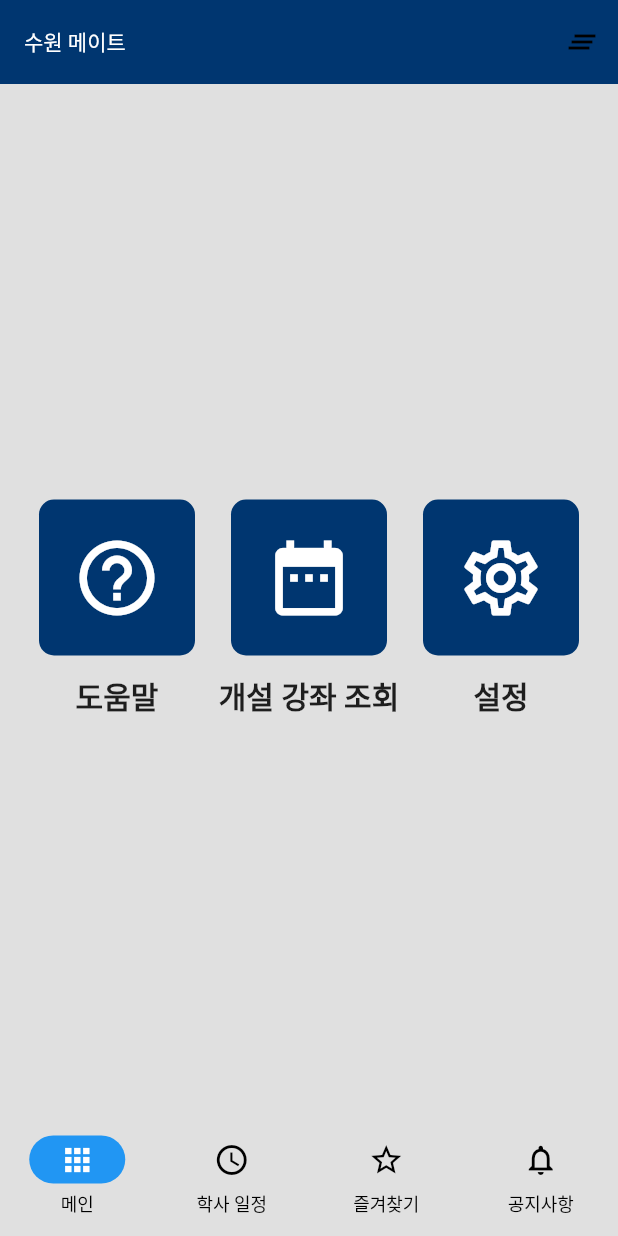
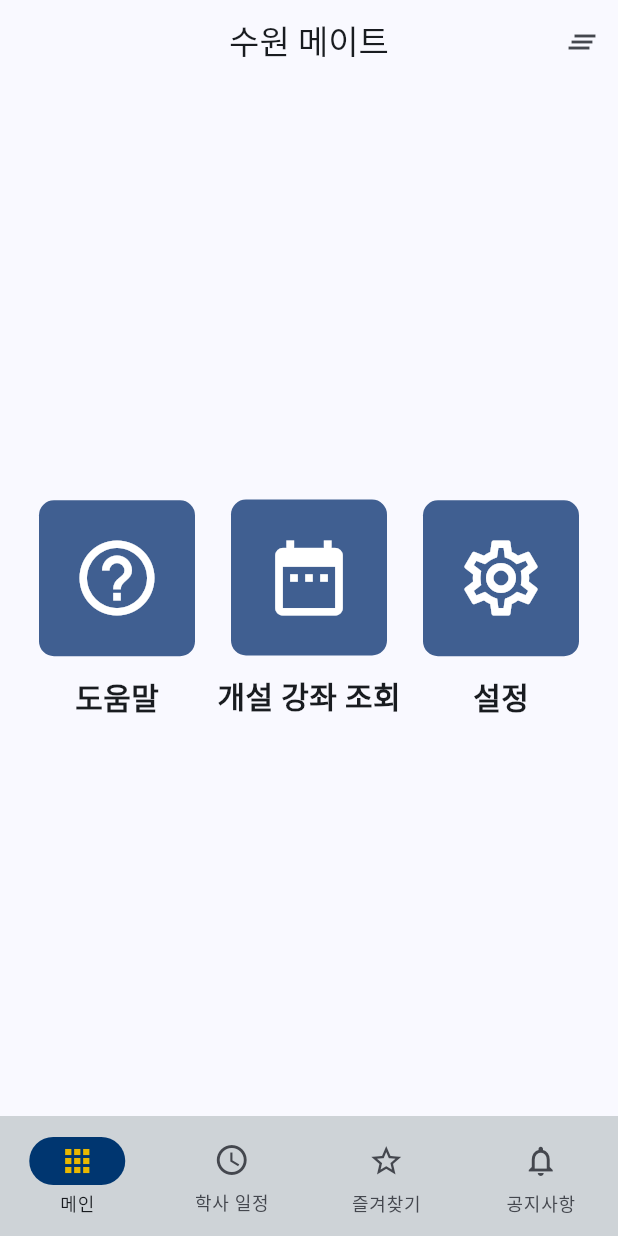
Before and after one commit to sun30812/suwon_mate, a Flutter app: the screen it shows after launch, on a phone screen of 412 x 824 dp. Run offline on Flutter 3.47's test engine with Material 2 defaults, Android fonts, the phone set to English and light mode, and no system bars; our stand-ins replace firebase_core, firebase_database, firebase_remote_config, flutter_html, flutter_riverpod, go_router and 2 more; accounts and stored records are empty.

Commit message:
누락된 디자인 변경사항 적용

```diff
--- a/lib/main.dart
+++ b/lib/main.dart
@@ -1,24 +1,27 @@
 import 'dart:convert';
+
 import 'package:firebase_core/firebase_core.dart';
 import 'package:firebase_remote_config/firebase_remote_config.dart';
+import 'package:flutter/foundation.dart';
 import 'package:flutter/material.dart';
 import 'package:flutter/services.dart';
 import 'package:flutter_riverpod/flutter_riverpod.dart';
+import 'package:go_router/go_router.dart';
 import 'package:shared_preferences/shared_preferences.dart';
 import 'package:suwon_mate/help.dart';
+import 'package:suwon_mate/information/notice_detail_page.dart';
 import 'package:suwon_mate/information/notice_page.dart';
-import 'package:suwon_mate/information/notice_detail_page.dart';
 import 'package:suwon_mate/model/class_info.dart';
 import 'package:suwon_mate/model/notice.dart';
 import 'package:suwon_mate/schedule.dart';
 import 'package:suwon_mate/settings.dart';
 import 'package:suwon_mate/subjects/favorite_subject.dart';
 import 'package:suwon_mate/subjects/search.dart';
+
 import 'firebase_options.dart';
 import 'styles/style_widget.dart';
 import 'subjects/open_class.dart';
 import 'subjects/open_class_info.dart';
-import 'package:go_router/go_router.dart';
 
 void main() async {
   WidgetsFlutterBinding.ensureInitialized();
@@ -103,16 +106,19 @@ class App extends ConsumerWidget {
   @override
   Widget build(BuildContext context, WidgetRef ref) {
     return MaterialApp.router(
-        theme: ThemeData().copyWith(
-            useMaterial3: true,
-            scaffoldBackgroundColor: Colors.grey[300]!,
-            appBarTheme: AppBarTheme(
-                titleTextStyle: const TextStyle().copyWith(color: Colors.white),
-                color: const Color.fromARGB(255, 0, 54, 112)),
-            colorScheme: ThemeData().colorScheme.copyWith(
-                secondary: const Color.fromARGB(255, 0, 54, 112),
-                onSecondary: const Color.fromARGB(255, 0, 54, 112),
-                primary: const Color.fromARGB(255, 0, 54, 112))
+        theme: ThemeData(
+          useMaterial3: true,
+          colorSchemeSeed: const Color.fromARGB(255, 0, 54, 112),
+          navigationBarTheme: const NavigationBarThemeData().copyWith(
+              backgroundColor: const Color.fromARGB(255, 0, 54, 112),
+              surfaceTintColor: const Color.fromARGB(255, 0, 54, 112),
+              indicatorColor: const Color.fromARGB(255, 0, 54, 112),
+              iconTheme: MaterialStateProperty.resolveWith((states) {
+                if (states.contains(MaterialState.selected)) {
+                  return const IconThemeData(
+                      color: Color.fromARGB(255, 233, 184, 0));
+                }
+              })),
         ),
         title: '수원 메이트',
         routerConfig: _routes);
@@ -162,7 +168,8 @@ class _MainPageState extends State<MainPage> {
   Widget build(BuildContext context) {
     return Scaffold(
         appBar: AppBar(
-          title: const Text('수원 메이트'),
+          centerTitle: true,
+          title: const Text('수원 메이트${kIsWeb ? ' (Web버전)' : ''}'),
           actions: [
             IconButton(
                 onPressed: () async {
@@ -303,11 +310,12 @@ class _MainMenuState extends State<MainMenu> {
   @override
   Widget build(BuildContext context) {
     return Center(
-      child: SingleChildScrollView(
-        child: Column(
-          children: [
-            const NotSupportPlatformMessage(),
-            Row(
+      child: Column(
+        mainAxisAlignment: MainAxisAlignment.center,
+        children: [
+          SingleChildScrollView(
+            scrollDirection: Axis.horizontal,
+            child: Row(
               mainAxisAlignment: MainAxisAlignment.center,
               children: [
                 SuwonSquareButton(
@@ -361,8 +369,8 @@ class _MainMenuState extends State<MainMenu> {
                 ),
               ],
             ),
-          ],
-        ),
+          )
+        ],
       ),
     );
   }
--- a/lib/settings.dart
+++ b/lib/settings.dart
@@ -255,7 +255,7 @@ class FunctionSettingWidget extends ConsumerWidget {
                   mainAxisAlignment: MainAxisAlignment.spaceBetween,
                   children: [
                     Material(
-                      color: Colors.grey[300],
+                      color: Theme.of(context).colorScheme.surfaceVariant,
                       child: InkWell(
                           onTap: () {
                             showDialog(
@@ -310,7 +310,7 @@ class FunctionSettingWidget extends ConsumerWidget {
                   mainAxisAlignment: MainAxisAlignment.spaceBetween,
                   children: [
                     Material(
-                      color: Colors.grey[300],
+                      color: Theme.of(context).colorScheme.surfaceVariant,
                       child: InkWell(
                           onTap: () {
                             showDialog(
--- a/lib/styles/style_widget.dart
+++ b/lib/styles/style_widget.dart
@@ -394,11 +394,11 @@ class SimpleCard extends StatefulWidget {
 class _SimpleCardState extends State<SimpleCard> {
   @override
   Widget build(BuildContext context) {
-    @Deprecated(("""
+    @Deprecated(('''
     해당 함수는 더이상 사용되지 않습니다.
     아래 스타일대로 사용하면 해당 위젯과 같은 스타일을 사용할 수 있습니다
     TextStyle(fontSize: 15.0, fontWeight: FontWeight.bold)
-    """))
+    '''))
     Widget subTitleWidget(String? text) {
       if (text != null) {
         return Text(
@@ -569,7 +569,7 @@ class _SearchBarState extends State<SearchBar> {
                 controller: widget._controller,
                 decoration: InputDecoration(
                   border: InputBorder.none,
-                  hintText: "입력하여 검색",
+                  hintText: '입력하여 검색',
                   icon: Padding(
                     padding: const EdgeInsets.only(left: 10.0),
                     child: Icon(widget._icon),
```
